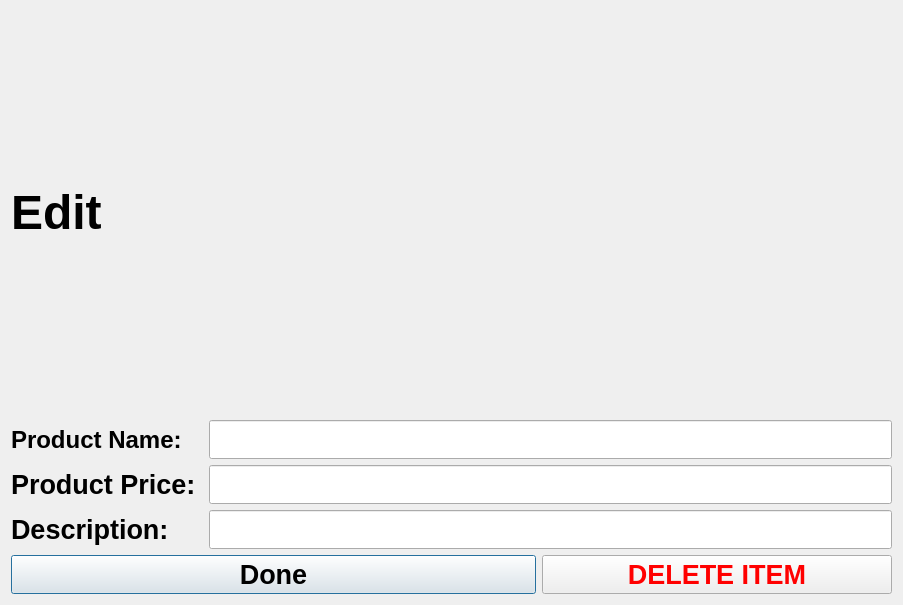
The window that editPage.ui (acmpesuecc/GrowPal) describes before a commit, drawn with Qt 5.
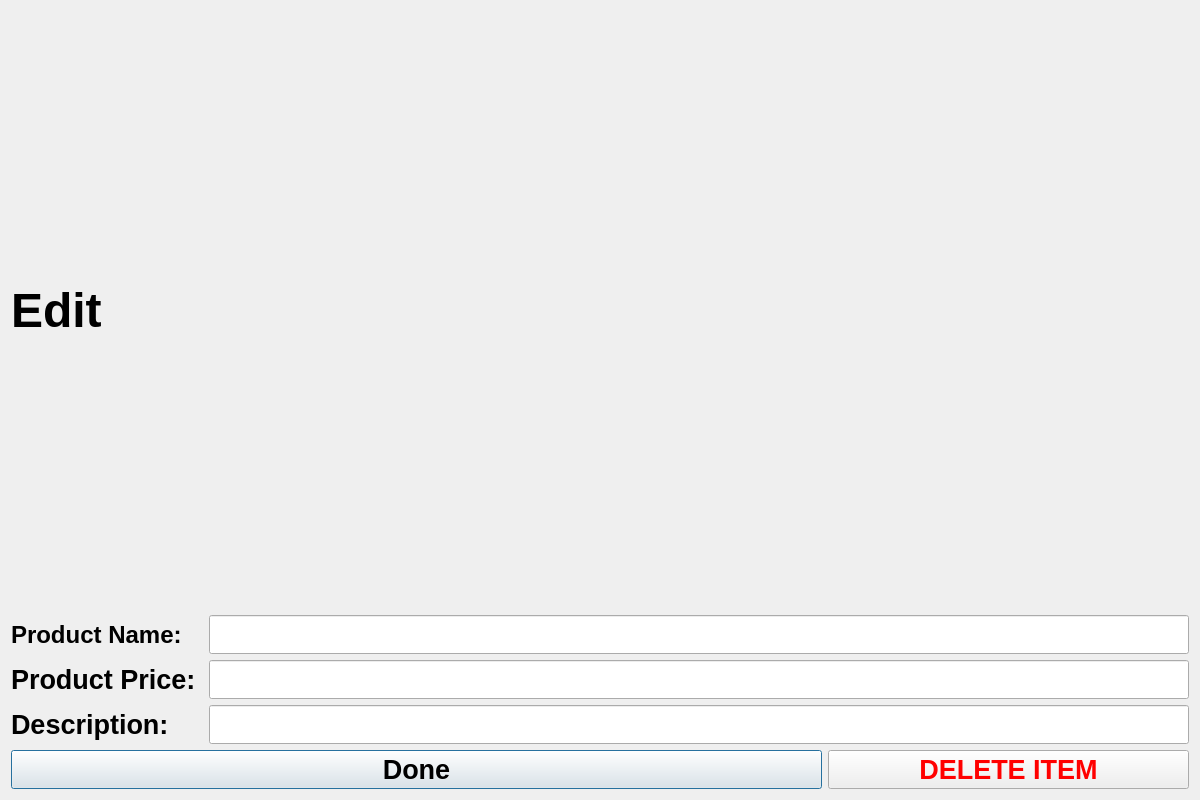
The same window after the commit. Icons and pictures are not drawn.

Diff of the .ui file:
```diff
--- a/editPage.ui
+++ b/editPage.ui
@@ -6,10 +6,22 @@
    <rect>
     <x>0</x>
     <y>0</y>
-    <width>903</width>
-    <height>605</height>
+    <width>1200</width>
+    <height>800</height>
    </rect>
   </property>
+  <property name="minimumSize">
+   <size>
+    <width>1200</width>
+    <height>800</height>
+   </size>
+  </property>
+  <property name="maximumSize">
+   <size>
+    <width>1200</width>
+    <height>800</height>
+   </size>
+  </property>
   <property name="windowTitle">
    <string>Dialog</string>
   </property>
```
